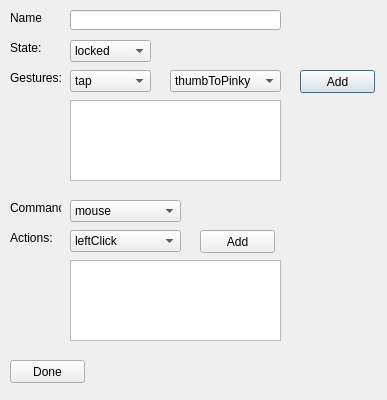
Qt form PMMain/Midas/MidasProfileManager/SequenceEditor.ui (lordy1992/ProjectMidas) before a commit.
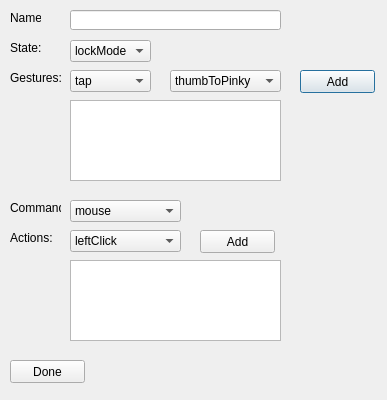
The same form after that commit.

Commit message: Added functionality to menu and tab buttons

Diff of the .ui file:
```diff
--- a/PMMain/Midas/MidasProfileManager/SequenceEditor.ui
+++ b/PMMain/Midas/MidasProfileManager/SequenceEditor.ui
@@ -60,7 +60,7 @@
    </property>
    <item>
     <property name="text">
-     <string>locked</string>
+     <string>lockMode</string>
     </property>
    </item>
    <item>
```
Left out of the diff: 13 changed lines with no effect on the pictures. The commit also changes 7 other files.
